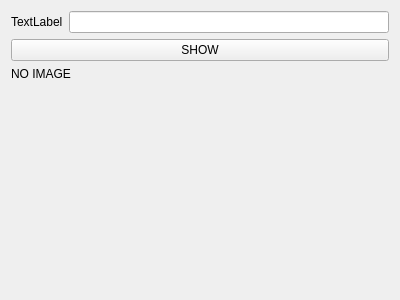
Qt form pyfloribotvision/guicontrol/qt4/ui/ImageParameter.ui (Acuda/pyFloribotVision) before a commit.
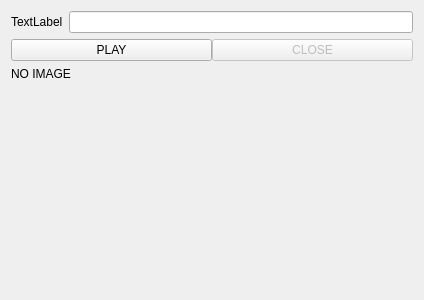
The same form after that commit.

The edit to the form file:
```diff
--- a/pyfloribotvision/guicontrol/qt4/ui/ImageParameter.ui
+++ b/pyfloribotvision/guicontrol/qt4/ui/ImageParameter.ui
@@ -6,7 +6,7 @@
    <rect>
     <x>0</x>
     <y>0</y>
-    <width>400</width>
+    <width>424</width>
     <height>300</height>
    </rect>
   </property>
@@ -14,6 +14,9 @@
    <string>Form</string>
   </property>
   <layout class="QFormLayout" name="formLayout">
+   <property name="fieldGrowthPolicy">
+    <enum>QFormLayout::AllNonFixedFieldsGrow</enum>
+   </property>
    <item row="0" column="0">
     <widget class="QLabel" name="label">
      <property name="text">
@@ -24,6 +27,41 @@
    <item row="0" column="1">
     <widget class="QLineEdit" name="lineEdit"/>
    </item>
+   <item row="1" column="0" colspan="2">
+    <widget class="QFrame" name="frame">
+     <property name="frameShape">
+      <enum>QFrame::NoFrame</enum>
+     </property>
+     <property name="frameShadow">
+      <enum>QFrame::Raised</enum>
+     </property>
+     <layout class="QHBoxLayout" name="horizontalLayout">
+      <property name="spacing">
+       <number>0</number>
+      </property>
+      <property name="margin">
+       <number>0</number>
+      </property>
+      <item>
+       <widget class="QPushButton" name="btnToggleImage">
+        <property name="text">
+         <string>PLAY</string>
+        </property>
+       </widget>
+      </item>
+      <item>
+       <widget class="QPushButton" name="pushButton">
+        <property name="enabled">
+         <bool>false</bool>
+        </property>
+        <property name="text">
+         <string>CLOSE</string>
+        </property>
+       </widget>
+      </item>
+     </layout>
+    </widget>
+   </item>
    <item row="2" column="0" colspan="2">
     <widget class="QLabel" name="videoFrame">
      <property name="enabled">
@@ -34,13 +72,6 @@
      </property>
     </widget>
    </item>
-   <item row="1" column="0" colspan="2">
-    <widget class="QPushButton" name="btnToggleImage">
-     <property name="text">
-      <string>SHOW</string>
-     </property>
-    </widget>
-   </item>
   </layout>
  </widget>
  <resources/>
```
